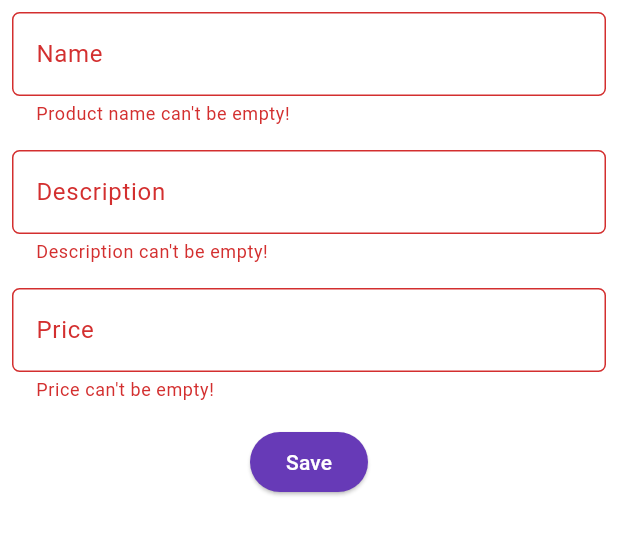
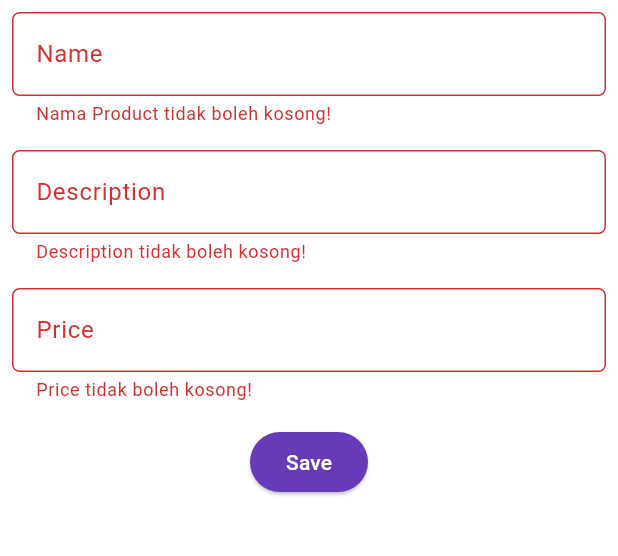
Before and after one commit to abdul-zacky/storee-flutter, a Flutter app: the ProductFormPage screen opened directly, after a tap on "Save", on a phone screen of 412 x 824 dp, the part 84-640 px from its top. Run offline on Flutter 3.47's test engine with Material 3 defaults, Android fonts, the phone set to English and light mode, and no system bars; missing offline and left inert: pbp_django_auth.

Commit message:
Tugas 9 Selesai

```diff
--- /dev/null
+++ b/lib/models/product.dart
@@ -0,0 +1,61 @@
+// To parse this JSON data, do
+//
+//     final product = productFromJson(jsonString);
+
+import 'dart:convert';
+
+List<Product> productFromJson(String str) => List<Product>.from(json.decode(str).map((x) => Product.fromJson(x)));
+
+String productToJson(List<Product> data) => json.encode(List<dynamic>.from(data.map((x) => x.toJson())));
+
+class Product {
+    String model;
+    String pk;
+    Fields fields;
+
+    Product({
+        required this.model,
+        required this.pk,
+        required this.fields,
+    });
+
+    factory Product.fromJson(Map<String, dynamic> json) => Product(
+        model: json["model"],
+        pk: json["pk"],
+        fields: Fields.fromJson(json["fields"]),
+    );
+
+    Map<String, dynamic> toJson() => {
+        "model": model,
+        "pk": pk,
+        "fields": fields.toJson(),
+    };
+}
+
+class Fields {
+    int user;
+    String name;
+    int price;
+    String description;
+
+    Fields({
+        required this.user,
+        required this.name,
+        required this.price,
+        required this.description,
+    });
+
+    factory Fields.fromJson(Map<String, dynamic> json) => Fields(
+        user: json["user"],
+        name: json["name"],
+        price: json["price"],
+        description: json["description"],
+    );
+
+    Map<String, dynamic> toJson() => {
+        "user": user,
+        "name": name,
+        "price": price,
+        "description": description,
+    };
+}
--- a/lib/screens/product_form.dart
+++ b/lib/screens/product_form.dart
@@ -1,5 +1,11 @@
+import 'dart:convert';
+
 import 'package:flutter/material.dart';
+import 'package:storee/screens/login.dart';
+import 'package:storee/screens/menu.dart';
 import 'package:storee/widgets/left_drawer.dart';
+import 'package:pbp_django_auth/pbp_django_auth.dart';
+import 'package:provider/provider.dart';
 
 class ProductFormPage extends StatefulWidget {
   const ProductFormPage({super.key});
@@ -15,6 +21,7 @@
   int _price = 0;
   @override
   Widget build(BuildContext context) {
+    final request = context.watch<CookieRequest>();
     return Scaffold(
       appBar: AppBar(
         title: const Center(
@@ -49,7 +56,7 @@
                   },
                   validator: (String? value) {
                     if (value == null || value.isEmpty) {
-                      return "Product name can't be empty!";
+                      return "Nama Product tidak boleh kosong!";
                     }
                     return null;
                   },
@@ -72,7 +79,7 @@
                   },
                   validator: (String? value) {
                     if (value == null || value.isEmpty) {
-                      return "Description can't be empty!";
+                      return "Description tidak boleh kosong!";
                     }
                     return null;
                   },
@@ -95,10 +102,10 @@
                   },
                   validator: (String? value) {
                     if (value == null || value.isEmpty) {
-                      return "Price can't be empty!";
+                      return "Price tidak boleh kosong!";
                     }
                     if (int.tryParse(value) == null) {
-                      return "Price must be a number!";
+                      return "Price harus berupa angka!";
                     }
                     return null;
                   },
@@ -113,36 +120,38 @@
                       backgroundColor: WidgetStateProperty.all(
                           Theme.of(context).colorScheme.primary),
                     ),
-                    onPressed: () {
+                    onPressed: () async {
                       if (_formKey.currentState!.validate()) {
-                        showDialog(
-                          context: context,
-                          builder: (context) {
-                            return AlertDialog(
-                              title: const Text('Product saved'),
-                              content: SingleChildScrollView(
-                                child: Column(
-                                  crossAxisAlignment: CrossAxisAlignment.start,
-                                  children: [
-                                    Text('Name: $_name'),
-                                    Text('Description: $_description'),
-                                    Text('Price: $_price'),
-                                    // TODO: Munculkan value-value lainnya
-                                  ],
-                                ),
-                              ),
-                              actions: [
-                                TextButton(
-                                  child: const Text('OK'),
-                                  onPressed: () {
-                                    Navigator.pop(context);
-                                    _formKey.currentState!.reset();
-                                  },
-                                ),
-                              ],
+                        // Kirim ke Django dan tunggu respons
+                        // TODO: Ganti URL dan jangan lupa tambahkan trailing slash (/) di akhir URL!
+                        final response = await request.postJson(
+                          "http://127.0.0.1:8000/create-flutter/",
+                          jsonEncode(<String, String>{
+                            'name': _name,
+                            'price': _price.toString(),
+                            'description': _description,
+                            // TODO: Sesuaikan field data sesuai dengan aplikasimu
+                          }),
+                        );
+                        if (context.mounted) {
+                          if (response['status'] == 'success') {
+                            ScaffoldMessenger.of(context)
+                                .showSnackBar(const SnackBar(
+                              content: Text("Product baru berhasil disimpan!"),
+                            ));
+                            Navigator.pushReplacement(
+                              context,
+                              MaterialPageRoute(
+                                  builder: (context) => MyHomePage()),
                             );
-                          },
-                        );
+                          } else {
+                            ScaffoldMessenger.of(context)
+                                .showSnackBar(const SnackBar(
+                              content: Text(
+                                  "Terdapat kesalahan, silakan coba lagi."),
+                            ));
+                          }
+                        }
                       }
                     },
                     child: const Text(
--- a/lib/widgets/left_drawer.dart
+++ b/lib/widgets/left_drawer.dart
@@ -1,4 +1,5 @@
 import 'package:flutter/material.dart';
+import 'package:storee/screens/list_product.dart';
 import 'package:storee/screens/menu.dart';
 import 'package:storee/screens/product_form.dart';
 
@@ -17,7 +18,7 @@
             child: const Column(
               children: [
                 Text(
-                  'Mental Health Tracker',
+                  'Storee',
                   textAlign: TextAlign.center,
                   style: TextStyle(
                     fontSize: 24,
@@ -51,8 +52,8 @@
             },
           ),
           ListTile(
-            leading: const Icon(Icons.mood),
-            title: const Text('Tambah Mood'),
+            leading: const Icon(Icons.production_quantity_limits),
+            title: const Text('Tambah Product'),
             // Bagian redirection ke MoodEntryFormPage
             onTap: () {
               Navigator.pushReplacement(
@@ -62,6 +63,17 @@
                   ));
             },
           ),
+          ListTile(
+            leading: const Icon(Icons.add_reaction_rounded),
+            title: const Text('Daftar Product'),
+            onTap: () {
+              // Route menu ke halaman mood
+              Navigator.push(
+                context,
+                MaterialPageRoute(builder: (context) => const ProductPage()),
+              );
+            },
+          ),
         ],
       ),
     );
--- a/pubspec.yaml
+++ b/pubspec.yaml
@@ -35,6 +35,9 @@
   # The following adds the Cupertino Icons font to your application.
   # Use with the CupertinoIcons class for iOS style icons.
   cupertino_icons: ^1.0.8
+  provider: ^6.1.2
+  pbp_django_auth: ^0.4.0
+  http: ^1.2.2
 
 dev_dependencies:
   flutter_test:
```
Also changed, not shown: lib/main.dart (+11 -2 lines), lib/screens/list_product.dart (added, +114 -0 lines), lib/screens/login.dart (added, +182 -0 lines), lib/screens/menu.dart (+44 -5 lines), lib/screens/product_detail.dart (added, +39 -0 lines), lib/screens/register.dart (added, +166 -0 lines), pubspec.lock, 12 other files.
